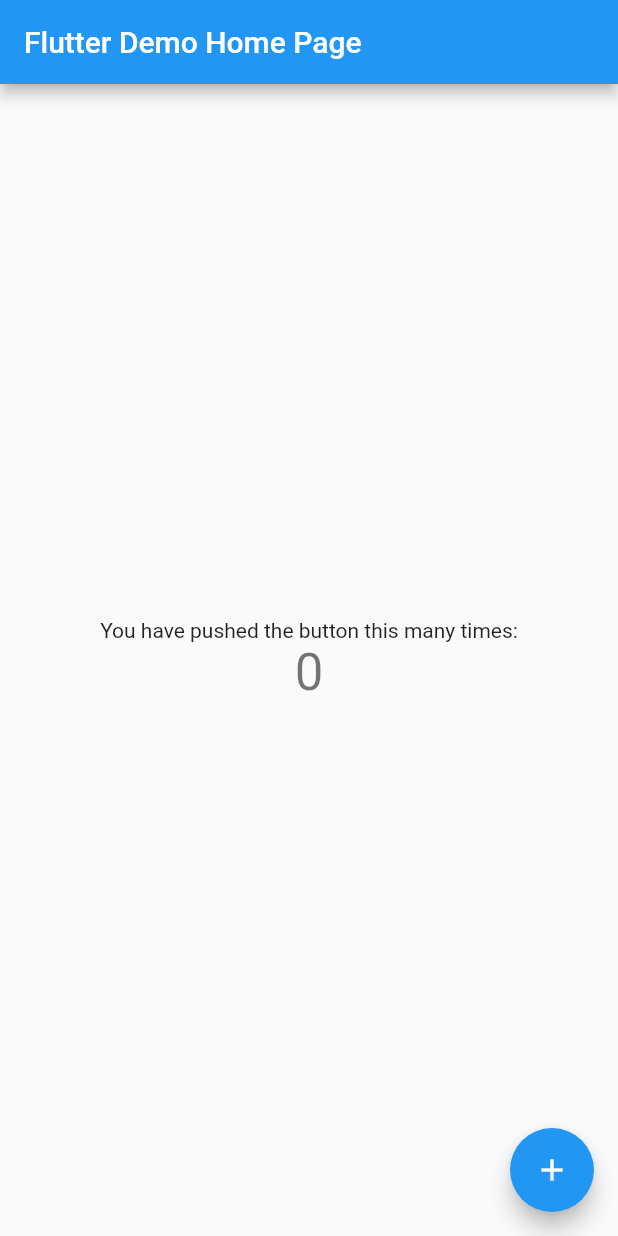
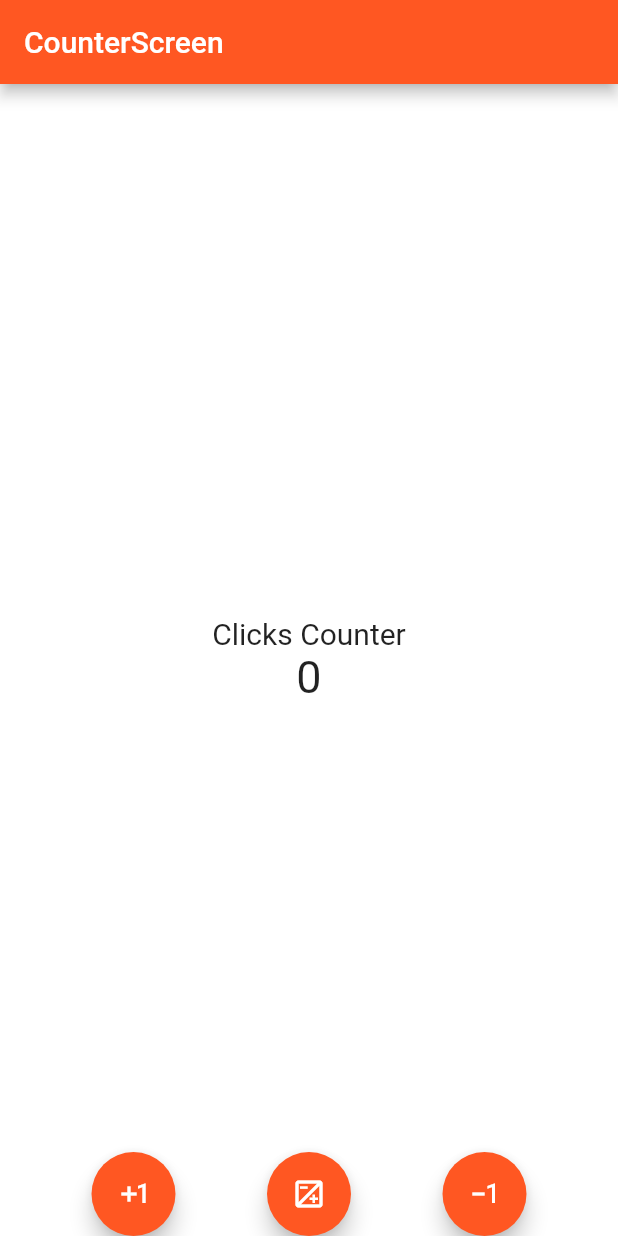
Before and after one commit to alexqgon93/Flutter-First-App, a Flutter app: the screen it shows after launch, on a phone screen of 412 x 824 dp. Run offline on Flutter 3.47's test engine with Material 2 defaults, Android fonts, the phone set to English and light mode, and no system bars.

Commit message:
Added two new screens to test stateLess and stateFullWidgets

```diff
--- a/lib/main.dart
+++ b/lib/main.dart
@@ -1,115 +1,16 @@
 import 'package:flutter/material.dart';
+import 'package:flutter_hello_world/screens/counter_screen.dart';
 
 void main() {
   runApp(const MyApp());
 }
 
 class MyApp extends StatelessWidget {
-  const MyApp({super.key});
-
-  // This widget is the root of your application.
-  @override
-  Widget build(BuildContext context) {
-    return MaterialApp(
-      title: 'Flutter Demo',
-      theme: ThemeData(
-        // This is the theme of your application.
-        //
-        // Try running your application with "flutter run". You'll see the
-        // application has a blue toolbar. Then, without quitting the app, try
-        // changing the primarySwatch below to Colors.green and then invoke
-        // "hot reload" (press "r" in the console where you ran "flutter run",
-        // or simply save your changes to "hot reload" in a Flutter IDE).
-        // Notice that the counter didn't reset back to zero; the application
-        // is not restarted.
-        primarySwatch: Colors.blue,
-      ),
-      home: const MyHomePage(title: 'Flutter Demo Home Page'),
-    );
-  }
-}
-
-class MyHomePage extends StatefulWidget {
-  const MyHomePage({super.key, required this.title});
-
-  // This widget is the home page of your application. It is stateful, meaning
-  // that it has a State object (defined below) that contains fields that affect
-  // how it looks.
-
-  // This class is the configuration for the state. It holds the values (in this
-  // case the title) provided by the parent (in this case the App widget) and
-  // used by the build method of the State. Fields in a Widget subclass are
-  // always marked "final".
-
-  final String title;
-
-  @override
-  State<MyHomePage> createState() => _MyHomePageState();
-}
-
-class _MyHomePageState extends State<MyHomePage> {
-  int _counter = 0;
-
-  void _incrementCounter() {
-    setState(() {
-      // This call to setState tells the Flutter framework that something has
-      // changed in this State, which causes it to rerun the build method below
-      // so that the display can reflect the updated values. If we changed
-      // _counter without calling setState(), then the build method would not be
-      // called again, and so nothing would appear to happen.
-      _counter++;
-    });
-  }
+  const MyApp({Key? key}) : super(key: key);
 
   @override
   Widget build(BuildContext context) {
-    // This method is rerun every time setState is called, for instance as done
-    // by the _incrementCounter method above.
-    //
-    // The Flutter framework has been optimized to make rerunning build methods
-    // fast, so that you can just rebuild anything that needs updating rather
-    // than having to individually change instances of widgets.
-    return Scaffold(
-      appBar: AppBar(
-        // Here we take the value from the MyHomePage object that was created by
-        // the App.build method, and use it to set our appbar title.
-        title: Text(widget.title),
-      ),
-      body: Center(
-        // Center is a layout widget. It takes a single child and positions it
-        // in the middle of the parent.
-        child: Column(
-          // Column is also a layout widget. It takes a list of children and
-          // arranges them vertically. By default, it sizes itself to fit its
-          // children horizontally, and tries to be as tall as its parent.
-          //
-          // Invoke "debug painting" (press "p" in the console, choose the
-          // "Toggle Debug Paint" action from the Flutter Inspector in Android
-          // Studio, or the "Toggle Debug Paint" command in Visual Studio Code)
-          // to see the wireframe for each widget.
-          //
-          // Column has various properties to control how it sizes itself and
-          // how it positions its children. Here we use mainAxisAlignment to
-          // center the children vertically; the main axis here is the vertical
-          // axis because Columns are vertical (the cross axis would be
-          // horizontal).
-          mainAxisAlignment: MainAxisAlignment.center,
-          children: <Widget>[
-            const Text(
-              'You have pushed the button this many times:',
-            ),
-            Text(
-              '$_counter',
-              style: Theme.of(context).textTheme.headline4,
-            ),
-          ],
-        ),
-      ),
-      floatingActionButton: FloatingActionButton(
-        onPressed: _incrementCounter,
-        tooltip: 'Increment',
-        child: const Icon(Icons.add),
-      ), // This trailing comma makes auto-formatting nicer for build methods.
-    );
+    return const MaterialApp(
+        debugShowCheckedModeBanner: false, home: CounterScreen());
   }
 }
--- /dev/null
+++ b/lib/screens/counter_screen.dart
@@ -0,0 +1,86 @@
+import 'package:flutter/material.dart';
+
+class CounterScreen extends StatefulWidget {
+  const CounterScreen({Key? key}) : super(key: key);
+
+  @override
+  State<CounterScreen> createState() => _CounterScreenState();
+}
+
+class _CounterScreenState extends State<CounterScreen> {
+  int counter = 0;
+
+  void increase() => setState(() => counter++);
+  void decrease() => setState(() => counter--);
+  void toZero() => setState(() => counter = 0);
+
+  @override
+  Widget build(BuildContext context) {
+    TextStyle fontSize30 = const TextStyle(fontSize: 30);
+    TextStyle fontSize20 = const TextStyle(fontSize: 20);
+
+    return Scaffold(
+      appBar: AppBar(
+        title: const Text('CounterScreen'),
+        backgroundColor: Colors.deepOrange,
+      ),
+      backgroundColor: Colors.white,
+      body: Center(
+        child: Column(
+            mainAxisAlignment: MainAxisAlignment.center,
+            children: <Widget>[
+              Text(
+                'Clicks Counter',
+                style: fontSize20,
+              ),
+              Text(
+                '$counter',
+                style: fontSize30,
+              )
+            ]),
+      ),
+      floatingActionButtonLocation: FloatingActionButtonLocation.centerDocked,
+      floatingActionButton: CustomFloatingActionButton(
+        increaseFn: increase,
+        decreaseFn: decrease,
+        toZeroFn: toZero,
+      ),
+    );
+  }
+}
+
+class CustomFloatingActionButton extends StatelessWidget {
+  final Function increaseFn;
+  final Function decreaseFn;
+  final Function toZeroFn;
+  const CustomFloatingActionButton({
+    Key? key,
+    required this.increaseFn,
+    required this.decreaseFn,
+    required this.toZeroFn,
+  }) : super(key: key);
+
+  @override
+  Widget build(BuildContext context) {
+    return Row(
+      mainAxisAlignment: MainAxisAlignment.spaceEvenly,
+      children: [
+        FloatingActionButton(
+          backgroundColor: Colors.deepOrange,
+          onPressed: () => increaseFn(),
+          child: const Icon(Icons.exposure_plus_1),
+        ),
+        FloatingActionButton(
+          backgroundColor: Colors.deepOrange,
+          onPressed: () => toZeroFn(),
+          child: const Icon(Icons.exposure_outlined),
+        ),
+        FloatingActionButton(
+          backgroundColor: Colors.deepOrange,
+          onPressed: () => decreaseFn(),
+          child: const Icon(Icons.exposure_minus_1),
+        ),
+      ],
+    );
+  }
+}
```
Also changed, not shown: lib/screens/home_screen.dart (added, +42 -0 lines).
